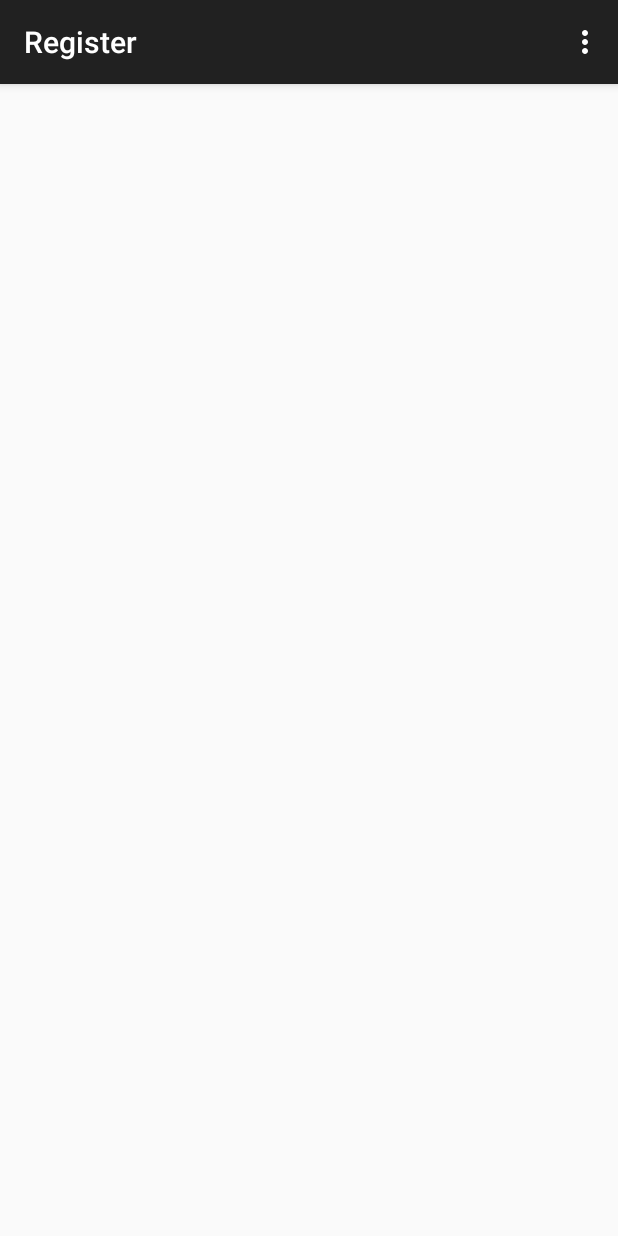
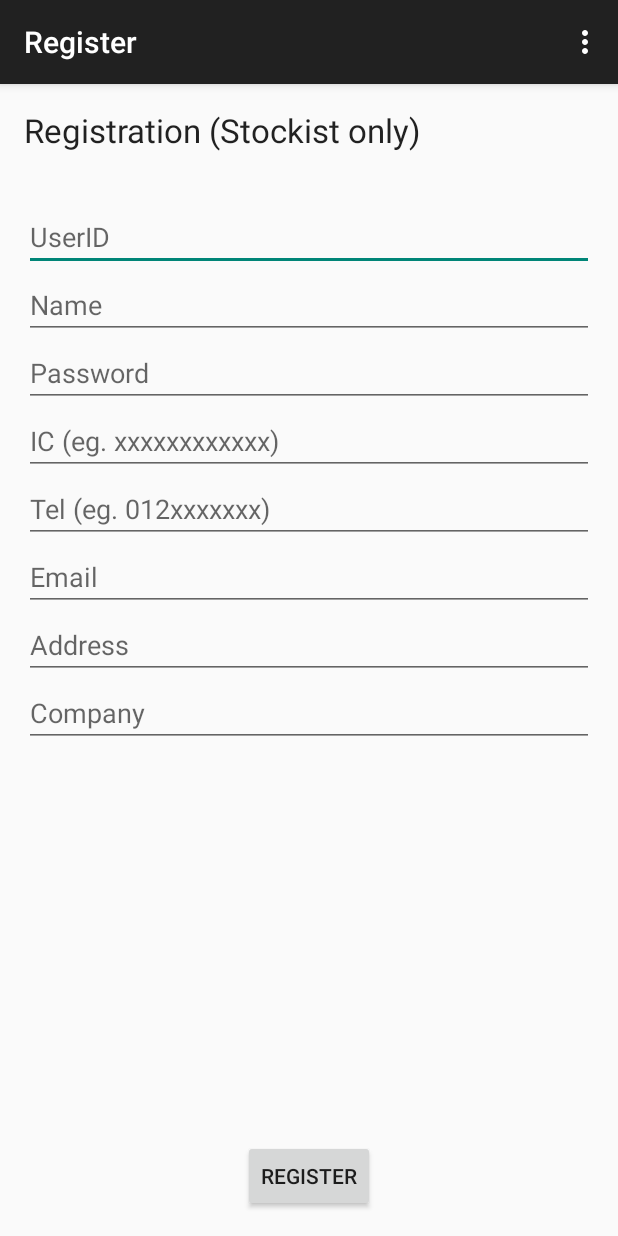
Before and after one commit to MH0411/OSC, an Android app: the RegisterActivity screen opened directly, with no data from a screen before it, on a phone screen of 412 x 824 dp. Run offline under Robolectric (Android 15) with nearby library versions, the phone set to English and light mode, and no system bars.

Commit message:
stockist register activity added

```diff
--- a/app/src/main/res/layout/activity_register.xml
+++ b/app/src/main/res/layout/activity_register.xml
@@ -6,4 +6,114 @@
     android:paddingBottom="@dimen/activity_vertical_margin"
     tools:context="com.example.lenovo.osc.RegisterActivity">
 
+
+    <EditText
+        android:layout_width="wrap_content"
+        android:layout_height="wrap_content"
+        android:inputType="textPersonName"
+        android:ems="10"
+        android:id="@+id/tfRegUserID"
+        android:layout_alignParentTop="true"
+        android:layout_alignParentStart="true"
+        android:layout_marginTop="63dp"
+        android:hint="UserID"
+        android:singleLine="true"
+        android:layout_alignParentEnd="true" />
+
+    <EditText
+        android:layout_width="wrap_content"
+        android:layout_height="wrap_content"
+        android:inputType="textPersonName"
+        android:ems="10"
+        android:id="@+id/tfRegName"
+        android:layout_below="@+id/tfRegUserID"
+        android:layout_alignParentStart="true"
+        android:hint="Name"
+        android:singleLine="true"
+        android:layout_alignParentEnd="true" />
+
+    <EditText
+        android:layout_width="wrap_content"
+        android:layout_height="wrap_content"
+        android:inputType="textPassword"
+        android:ems="10"
+        android:id="@+id/tfRegPassword"
+        android:layout_below="@+id/tfRegName"
+        android:layout_alignParentStart="true"
+        android:hint="Password"
+        android:singleLine="true"
+        android:layout_alignParentEnd="true" />
+
+    <EditText
+        android:layout_width="wrap_content"
+        android:layout_height="wrap_content"
+        android:inputType="number"
+        android:ems="10"
+        android:id="@+id/tfRegIC"
+        android:layout_below="@+id/tfRegPassword"
+        android:layout_alignParentStart="true"
+        android:hint="IC (eg. xxxxxxxxxxxx)"
+        android:singleLine="true"
+        android:layout_alignParentEnd="true" />
+
+    <EditText
+        android:layout_width="wrap_content"
+        android:layout_height="wrap_content"
+        android:inputType="phone"
+        android:ems="10"
+        android:id="@+id/tfRegTel"
+        android:layout_below="@+id/tfRegIC"
+        android:layout_alignParentStart="true"
+        android:hint="Tel (eg. 012xxxxxxx)"
+        android:singleLine="true"
+        android:layout_alignParentEnd="true" />
+
+    <EditText
+        android:layout_width="wrap_content"
+        android:layout_height="wrap_content"
+        android:inputType="textEmailAddress"
+        android:ems="10"
+        android:id="@+id/tfRegEmail"
+        android:layout_below="@+id/tfRegTel"
+        android:layout_alignParentStart="true"
+        android:singleLine="true"
+        android:hint="Email"
+        android:layout_alignParentEnd="true" />
+
+    <EditText
+        android:layout_width="wrap_content"
+        android:layout_height="wrap_content"
+        android:id="@+id/tfRegAddress"
+        android:layout_below="@+id/tfRegEmail"
+        android:layout_alignParentStart="true"
+        android:singleLine="true"
+        android:hint="Address"
+        android:layout_alignParentEnd="true" />
+
+    <EditText
+        android:layout_width="wrap_content"
+        android:layout_height="wrap_content"
+        android:id="@+id/tfRegCompany"
+        android:layout_below="@+id/tfRegAddress"
+        android:layout_alignParentStart="true"
+        android:singleLine="true"
+        android:hint="Company"
+        android:layout_alignParentEnd="true" />
+
+    <TextView
+        android:layout_width="wrap_content"
+        android:layout_height="wrap_content"
+        android:textAppearance="?android:attr/textAppearanceLarge"
+        android:text="Registration (Stockist only)"
+        android:id="@+id/tvRegistration"
+        android:layout_alignParentTop="true"
+        android:layout_alignParentStart="true" />
+
+    <Button
+        android:layout_width="wrap_content"
+        android:layout_height="wrap_content"
+        android:text="Register"
+        android:id="@+id/bRegRegister"
+        android:layout_alignParentBottom="true"
+        android:layout_centerHorizontal="true" />
 </RelativeLayout>
```
